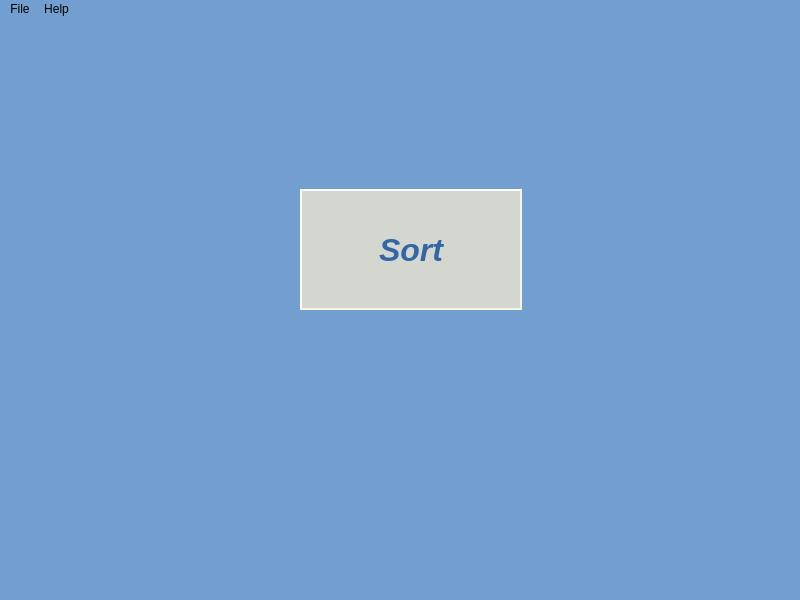
Before: the Qt Designer form AlgorithmVisualizer/mainwindow.ui in sanja10/AlgorithmVisualizer, drawn with Qt 5.
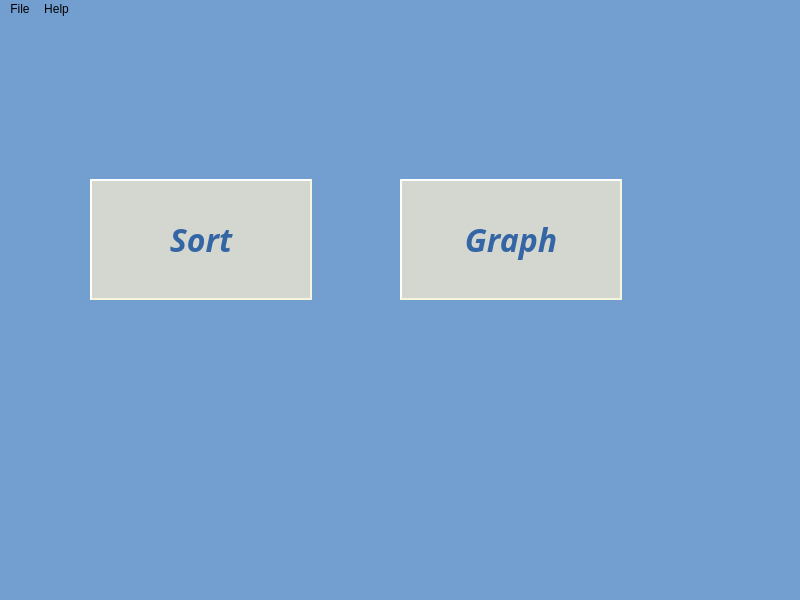
After: the same form once the commit is applied.

Commit message: the classes graph, node and graphwindow are made, and the window on wich the graph is drawn is made

What changed in the file:
```diff
--- a/AlgorithmVisualizer/mainwindow.ui
+++ b/AlgorithmVisualizer/mainwindow.ui
@@ -29,14 +29,15 @@
    <widget class="QPushButton" name="sortButton">
     <property name="geometry">
      <rect>
-      <x>300</x>
-      <y>170</y>
+      <x>90</x>
+      <y>160</y>
       <width>222</width>
       <height>121</height>
      </rect>
     </property>
     <property name="font">
      <font>
+      <family>Ubuntu Mono</family>
       <pointsize>24</pointsize>
       <italic>true</italic>
       <bold>true</bold>
@@ -58,6 +59,39 @@
      <bool>true</bool>
     </property>
    </widget>
+   <widget class="QPushButton" name="graphButton">
+    <property name="geometry">
+     <rect>
+      <x>400</x>
+      <y>160</y>
+      <width>222</width>
+      <height>121</height>
+     </rect>
+    </property>
+    <property name="font">
+     <font>
+      <family>Ubuntu Mono</family>
+      <pointsize>24</pointsize>
+      <italic>true</italic>
+      <bold>true</bold>
+      <strikeout>false</strikeout>
+     </font>
+    </property>
+    <property name="styleSheet">
+     <string notr="true">font: 700 italic 24pt &quot;Ubuntu Mono&quot; ;
+background-color: rgb(211, 215, 207);
+border-style: outset;
+border-width: 2px;
+border-color: beige;
+color: rgb(52, 101, 164);</string>
+    </property>
+    <property name="text">
+     <string>Graph</string>
+    </property>
+    <property name="default">
+     <bool>true</bool>
+    </property>
+   </widget>
   </widget>
   <widget class="QMenuBar" name="menubar">
    <property name="geometry">
```
The commit also changes 47 other files.
